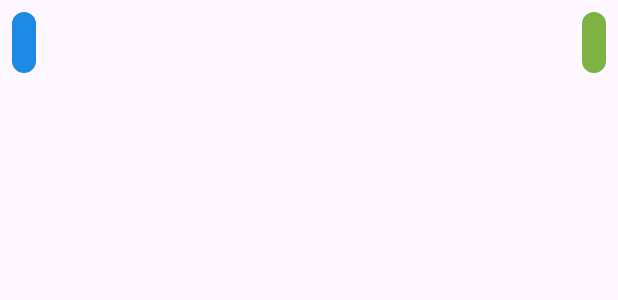
After one commit to dineshsanthanam7/Tsk, an Android app: the layout chat_message_recycler_row.xml on its own in the app's theme, with its tools: preview values and no code run, on a phone screen of 412 x 824 dp. The commit adds this screen. Shown: the top 300 px of the screen. Run offline under Robolectric (Android 15) with nearby library versions, the phone set to English and light mode, and no system bars.

Commit message:
msg sending is initialized but chat fragment is empty..

```diff
--- a/app/src/main/java/com/example/tsk/adaptor/SearchUserRecyclerAdaptor.java
+++ b/app/src/main/java/com/example/tsk/adaptor/SearchUserRecyclerAdaptor.java
@@ -7,6 +7,7 @@ import android.view.View;
 import android.view.ViewGroup;
 import android.widget.ImageView;
 import android.widget.TextView;
+import android.widget.Toast;
 
 import androidx.annotation.NonNull;
 import androidx.recyclerview.widget.RecyclerView;
@@ -29,6 +30,7 @@ public class SearchUserRecyclerAdaptor extends FirestoreRecyclerAdapter<Usermode
 
     @Override
     protected void onBindViewHolder(@NonNull UsermodelViewHolder holder, int position, @NonNull Usermodel model) {
+       // Toast.makeText(context.getApplicationContext(), "layout55",Toast.LENGTH_SHORT).show();
         holder.username.setText(model.getUsername());
         holder.phonenumber.setText(model.getPhonenumber());
         if(model.getUserID().equals(Firebaseutil.currentUserId())){
--- a/app/src/main/java/utils/Firebaseutil.java
+++ b/app/src/main/java/utils/Firebaseutil.java
@@ -28,6 +28,9 @@ return FirebaseFirestore.getInstance().collection("users");
         return FirebaseFirestore.getInstance().collection("chatrooms").document(chatroomID);
 
     }
+    public static  CollectionReference getChatRoomMessageReference(String ChatroomID){
+        return getChatroomReference(ChatroomID).collection("chats");
+    }
     public static String getChatroomID(String userId1, String userId2){
         if(userId1.hashCode()<userId2.hashCode()){
             return userId1+"_"+userId2;
--- /dev/null
+++ b/app/src/main/res/layout/chat_message_recycler_row.xml
@@ -0,0 +1,52 @@
+<?xml version="1.0" encoding="utf-8"?>
+<RelativeLayout xmlns:android="http://schemas.android.com/apk/res/android"
+    android:layout_width="match_parent"
+    android:padding="8dp"
+    android:layout_height="wrap_content">
+    <LinearLayout
+        android:layout_width="wrap_content"
+        android:layout_height="wrap_content"
+        android:backgroundTint="@color/chat_color_sender"
+android:padding="8dp"
+
+        android:layout_marginEnd="80dp"
+        android:id="@+id/left_chat_layout"
+
+        android:background="@drawable/edit_mobile_edittext"
+        >
+
+        <TextView
+            android:id="@+id/left_chat_textview"
+            android:layout_width="wrap_content"
+            android:layout_height="wrap_content"
+            android:textColor="@color/white"
+
+            android:textSize="18sp" />
+
+
+    </LinearLayout>
+    <LinearLayout
+        android:layout_width="wrap_content"
+        android:layout_height="wrap_content"
+        android:backgroundTint="@color/chat_color_reciver"
+android:padding="8dp"
+        android:layout_alignParentEnd="true"
+        android:layout_marginStart="80dp"
+        android:id="@+id/right_chat_layout"
+
+        android:background="@drawable/edit_mobile_edittext"
+        >
+
+        <TextView
+            android:layout_width="wrap_content"
+            android:layout_height="wrap_content"
+            android:textSize="18sp"
+
+            android:id="@+id/right_chat_textview"
+            android:textColor="@color/white"
+            />
+
+
+    </LinearLayout>
+
+</RelativeLayout>
--- a/app/src/main/res/values/colors.xml
+++ b/app/src/main/res/values/colors.xml
@@ -4,4 +4,6 @@
     <color name="white">#FFFFFFFF</color>
     <color name="offwhite">#FAFAFA</color>
     <color name="circle">#FF5964</color>
+    <color name="chat_color_sender">#1E88E5</color>
+    <color name="chat_color_reciver">#7CB342</color>
 </resources>
```
Also changed, not shown: app/src/main/java/com/example/tsk/ChatActivity.java (+66 -0 lines), app/src/main/java/com/example/tsk/adaptor/ChatRecyclerAdaptor.java (added, +69 -0 lines), app/src/main/java/model/ChatMessageModel.java (added, +43 -0 lines).
